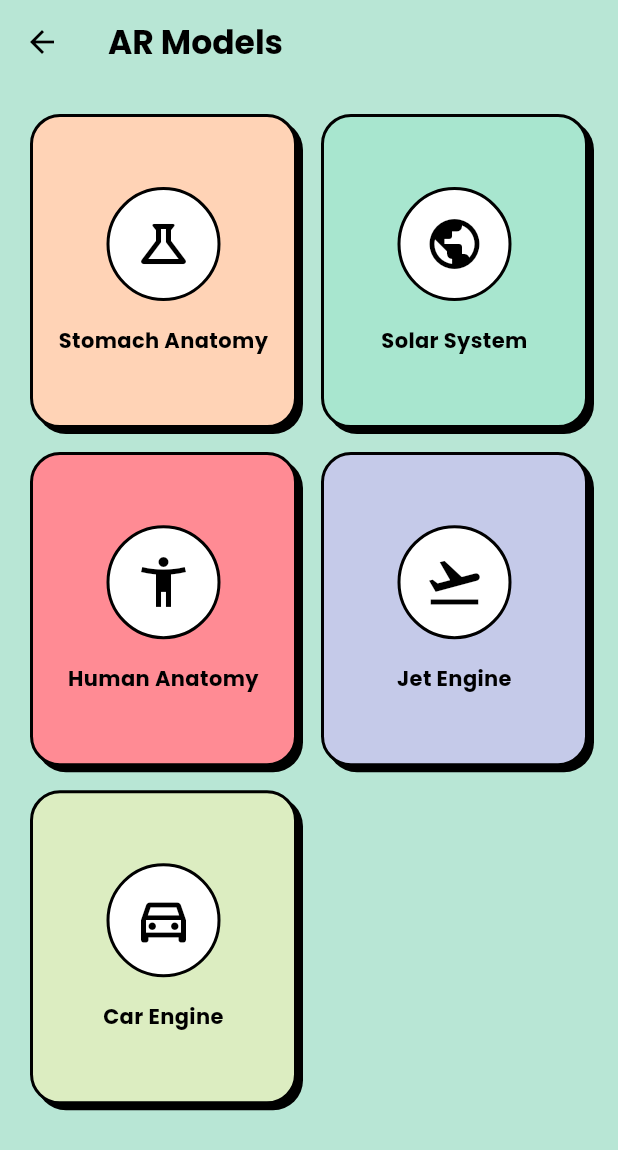
After one commit to Sahil-Hode/CampusPP-app, a Flutter app: the ARViewerPage screen opened directly, on a phone screen of 412 x 824 dp. The commit adds this screen. Shown: the top 1150 px of the screen. Run offline on Flutter 3.47's test engine with Material 3 defaults, Android fonts, the phone set to English and light mode, and no system bars; our stand-ins replace audioplayers, camera, file_picker, fl_chart, flutter_markdown, google_fonts and 4 more; missing offline and left inert: model_viewer_plus, record; accounts and stored records are empty.

Commit message:
added AR

```diff
--- /dev/null
+++ b/lib/pages/ar_viewer_page.dart
@@ -0,0 +1,147 @@
+import 'package:flutter/material.dart';
+import 'package:google_fonts/google_fonts.dart';
+import 'ar_model_detail_page.dart';
+
+class ARModelItem {
+  final String title;
+  final String path;
+  final IconData icon;
+  final Color color;
+
+  ARModelItem({
+    required this.title,
+    required this.path,
+    required this.icon,
+    required this.color,
+  });
+}
+
+class ARViewerPage extends StatelessWidget {
+  const ARViewerPage({super.key});
+
+  @override
+  Widget build(BuildContext context) {
+    final List<ARModelItem> models = [
+      ARModelItem(
+        title: 'Stomach Anatomy',
+        path: 'assets/models/stomach_-_organ.glb',
+        icon: Icons.science_outlined,
+        color: const Color(0xFFFFD3B6),
+      ),
+      ARModelItem(
+        title: 'Solar System',
+        path: 'assets/models/solar_system_animation.glb',
+        icon: Icons.public,
+        color: const Color(0xFFA8E6CF),
+      ),
+      ARModelItem(
+        title: 'Human Anatomy',
+        path: 'assets/models/human_anatomy.glb',
+        icon: Icons.accessibility_new_outlined,
+        color: const Color(0xFFFF8B94),
+      ),
+      ARModelItem(
+        title: 'Jet Engine',
+        path: 'assets/models/jet_engine.glb',
+        icon: Icons.flight_takeoff,
+        color: const Color(0xFFC5CAE9),
+      ),
+      ARModelItem(
+        title: 'Car Engine',
+        path: 'assets/models/car_engine.glb',
+        icon: Icons.directions_car_outlined,
+        color: const Color(0xFFDCEDC1),
+      ),
+    ];
+
+    return Scaffold(
+      backgroundColor: const Color(0xFFB8E6D5), // Match dashboard theme
+      appBar: AppBar(
+        title: Text(
+          'AR Models',
+          style: GoogleFonts.poppins(
+            fontWeight: FontWeight.bold,
+            color: Colors.black,
+          ),
+        ),
+        backgroundColor: Colors.transparent,
+        elevation: 0,
+        leading: IconButton(
+          icon: const Icon(Icons.arrow_back, color: Colors.black),
+          onPressed: () => Navigator.of(context).pop(),
+        ),
+      ),
+      body: SafeArea(
+        child: Padding(
+          padding: const EdgeInsets.all(20.0),
+          child: GridView.builder(
+            gridDelegate: const SliverGridDelegateWithFixedCrossAxisCount(
+              crossAxisCount: 2,
+              mainAxisSpacing: 16,
+              crossAxisSpacing: 16,
+              childAspectRatio: 0.85, // Makes the grid items slightly taller
+            ),
+            itemCount: models.length,
+            itemBuilder: (context, index) {
+              final model = models[index];
+              return GestureDetector(
+                onTap: () {
+                  Navigator.push(
+                    context,
+                    MaterialPageRoute(
+                      builder: (context) => ARModelDetailPage(
+                        modelPath: model.path,
+                        title: model.title,
+                      ),
+                    ),
+                  );
+                },
+                child: Container(
+                  decoration: BoxDecoration(
+                    color: model.color,
+                    borderRadius: BorderRadius.circular(20),
+                    border: Border.all(color: Colors.black, width: 2),
+                    boxShadow: const [
+                      BoxShadow(
+                        color: Colors.black,
+                        offset: Offset(4, 4),
+                        blurRadius: 0,
+                      ),
+                    ],
+                  ),
+                  child: Column(
+                    mainAxisAlignment: MainAxisAlignment.center,
+                    children: [
+                      Container(
+                        padding: const EdgeInsets.all(16),
+                        decoration: BoxDecoration(
+                          color: Colors.white,
+                          shape: BoxShape.circle,
+                          border: Border.all(color: Colors.black, width: 2),
+                        ),
+                        child: Icon(model.icon, size: 40, color: Colors.black),
+                      ),
+                      const SizedBox(height: 16),
+                      Padding(
+                        padding: const EdgeInsets.symmetric(horizontal: 8.0),
+                        child: Text(
+                          model.title,
+                          textAlign: TextAlign.center,
+                          style: GoogleFonts.poppins(
+                            fontSize: 14,
+                            fontWeight: FontWeight.bold,
+                            color: Colors.black,
+                          ),
+                        ),
+                      ),
+                    ],
+                  ),
+                ),
+              );
+            },
+          ),
+        ),
+      ),
+    );
+  }
+}
--- a/pubspec.yaml
+++ b/pubspec.yaml
@@ -2,7 +2,7 @@ name: rakesh
 description: "A new Flutter project."
 # The following line prevents the package from being accidentally published to
 # pub.dev using `flutter pub publish`. This is preferred for private packages.
-publish_to: 'none' # Remove this line if you wish to publish to pub.dev
+publish_to: "none" # Remove this line if you wish to publish to pub.dev
 
 # The following defines the version and build number for your application.
 # A version number is three numbers separated by dots, like 1.2.43
@@ -19,7 +19,7 @@ publish_to: 'none' # Remove this line if you wish to publish to pub.dev
 version: 1.0.0+1
 
 environment:
-  sdk: ^3.10.4
+  sdk: ^3.4.0
 
 # Dependencies specify other packages that your package needs in order to work.
 # To automatically upgrade your package dependencies to the latest versions
@@ -68,7 +68,6 @@ dev_dependencies:
 
 # The following section is specific to Flutter packages.
 flutter:
-
   # The following line ensures that the Material Icons font is
   # included with your application, so that you can use the icons in
   # the material Icons class.
```
Also changed, not shown: lib/pages/ar_model_detail_page.dart (added, +103 -0 lines), lib/pages/dashboard_page.dart (+9 -0 lines), pubspec.lock, 6 other files.
